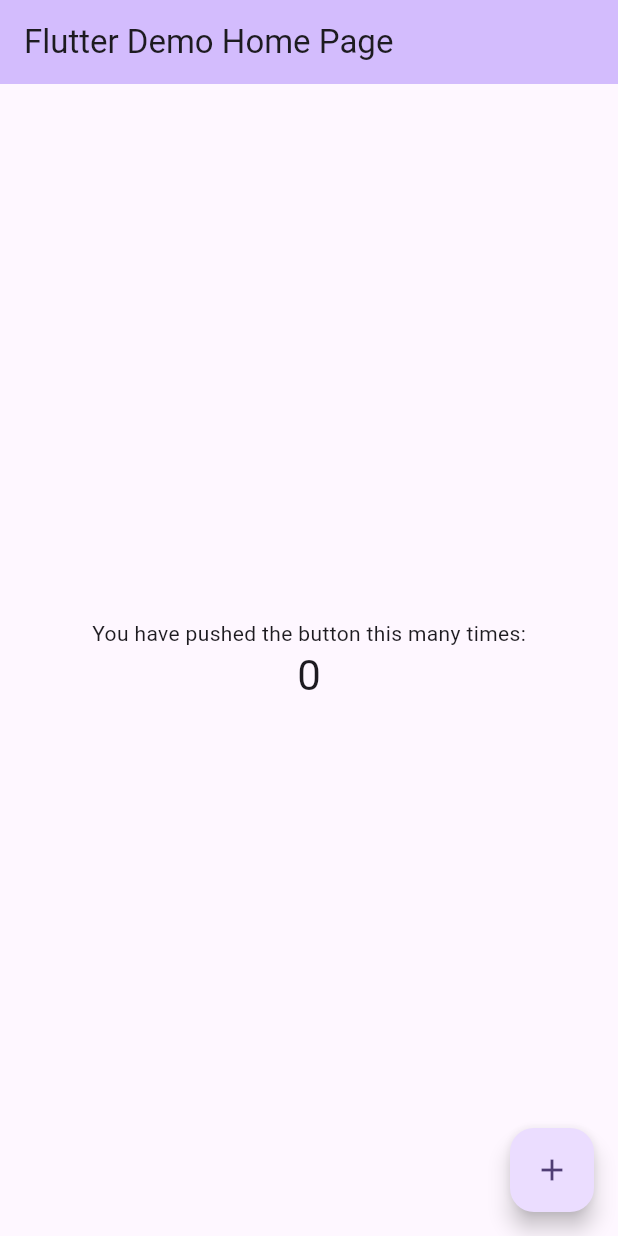
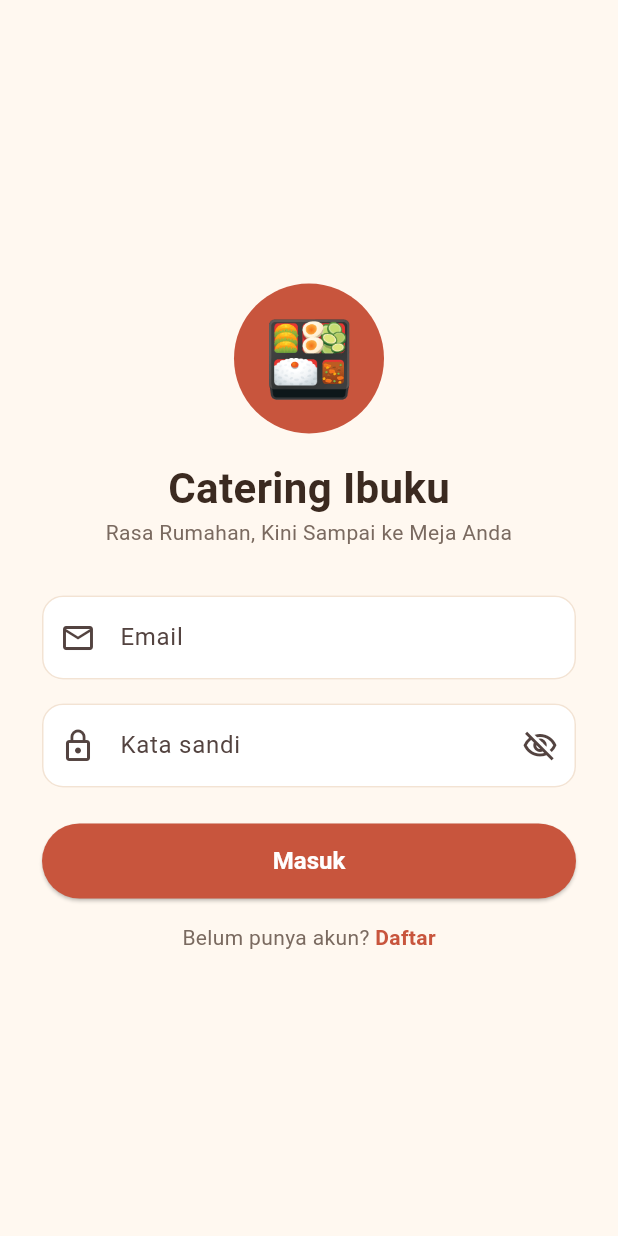
Before and after one commit to Rizky-Ilham-Febrianto/catering_ibuku, a Flutter app: the screen it shows after launch, on a phone screen of 412 x 824 dp. Run offline on Flutter 3.47's test engine with Material 3 defaults, Android fonts, the phone set to English and light mode, and no system bars.

Commit message:
Tambah tema, helper format, dan halaman login

```diff
--- a/lib/main.dart
+++ b/lib/main.dart
@@ -1,122 +1,24 @@
 import 'package:flutter/material.dart';
+import 'package:intl/date_symbol_data_local.dart';
+import 'screens/auth/login_screen.dart';
+import 'utils/app_theme.dart';
 
-void main() {
-  runApp(const MyApp());
+Future<void> main() async {
+  WidgetsFlutterBinding.ensureInitialized();
+  await initializeDateFormatting('id_ID', null);
+  runApp(const CateringIbuku());
 }
 
-class MyApp extends StatelessWidget {
-  const MyApp({super.key});
+class CateringIbuku extends StatelessWidget {
+  const CateringIbuku({super.key});
 
-  // This widget is the root of your application.
   @override
   Widget build(BuildContext context) {
     return MaterialApp(
-      title: 'Flutter Demo',
-      theme: ThemeData(
-        // This is the theme of your application.
-        //
-        // TRY THIS: Try running your application with "flutter run". You'll see
-        // the application has a purple toolbar. Then, without quitting the app,
-        // try changing the seedColor in the colorScheme below to Colors.green
-        // and then invoke "hot reload" (save your changes or press the "hot
-        // reload" button in a Flutter-supported IDE, or press "r" if you used
-        // the command line to start the app).
-        //
-        // Notice that the counter didn't reset back to zero; the application
-        // state is not lost during the reload. To reset the state, use hot
-        // restart instead.
-        //
-        // This works for code too, not just values: Most code changes can be
-        // tested with just a hot reload.
-        colorScheme: .fromSeed(seedColor: Colors.deepPurple),
-      ),
-      home: const MyHomePage(title: 'Flutter Demo Home Page'),
+      title: 'Catering Ibuku',
+      debugShowCheckedModeBanner: false,
+      theme: AppTheme.theme,
+      home: const LoginScreen(),
     );
   }
 }
-
-class MyHomePage extends StatefulWidget {
-  const MyHomePage({super.key, required this.title});
-
-  // This widget is the home page of your application. It is stateful, meaning
-  // that it has a State object (defined below) that contains fields that affect
-  // how it looks.
-
-  // This class is the configuration for the state. It holds the values (in this
-  // case the title) provided by the parent (in this case the App widget) and
-  // used by the build method of the State. Fields in a Widget subclass are
-  // always marked "final".
-
-  final String title;
-
-  @override
-  State<MyHomePage> createState() => _MyHomePageState();
-}
-
-class _MyHomePageState extends State<MyHomePage> {
-  int _counter = 0;
-
-  void _incrementCounter() {
-    setState(() {
-      // This call to setState tells the Flutter framework that something has
-      // changed in this State, which causes it to rerun the build method below
-      // so that the display can reflect the updated values. If we changed
-      // _counter without calling setState(), then the build method would not be
-      // called again, and so nothing would appear to happen.
-      _counter++;
-    });
-  }
-
-  @override
-  Widget build(BuildContext context) {
-    // This method is rerun every time setState is called, for instance as done
-    // by the _incrementCounter method above.
-    //
-    // The Flutter framework has been optimized to make rerunning build methods
-    // fast, so that you can just rebuild anything that needs updating rather
-    // than having to individually change instances of widgets.
-    return Scaffold(
-      appBar: AppBar(
-        // TRY THIS: Try changing the color here to a specific color (to
-        // Colors.amber, perhaps?) and trigger a hot reload to see the AppBar
-        // change color while the other colors stay the same.
-        backgroundColor: Theme.of(context).colorScheme.inversePrimary,
-        // Here we take the value from the MyHomePage object that was created by
-        // the App.build method, and use it to set our appbar title.
-        title: Text(widget.title),
-      ),
-      body: Center(
-        // Center is a layout widget. It takes a single child and positions it
-        // in the middle of the parent.
-        child: Column(
-          // Column is also a layout widget. It takes a list of children and
-          // arranges them vertically. By default, it sizes itself to fit its
-          // children horizontally, and tries to be as tall as its parent.
-          //
-          // Column has various properties to control how it sizes itself and
-          // how it positions its children. Here we use mainAxisAlignment to
-          // center the children vertically; the main axis here is the vertical
-          // axis because Columns are vertical (the cross axis would be
-          // horizontal).
-          //
-          // TRY THIS: Invoke "debug painting" (choose the "Toggle Debug Paint"
-          // action in the IDE, or press "p" in the console), to see the
-          // wireframe for each widget.
-          mainAxisAlignment: .center,
-          children: [
-            const Text('You have pushed the button this many times:'),
-            Text(
-              '$_counter',
-              style: Theme.of(context).textTheme.headlineMedium,
-            ),
-          ],
-        ),
-      ),
-      floatingActionButton: FloatingActionButton(
-        onPressed: _incrementCounter,
-        tooltip: 'Increment',
-        child: const Icon(Icons.add),
-      ),
-    );
-  }
-}
--- /dev/null
+++ b/lib/screens/auth/login_screen.dart
@@ -0,0 +1,133 @@
+import 'package:flutter/material.dart';
+import '../../utils/app_colors.dart';
+
+class LoginScreen extends StatefulWidget {
+  const LoginScreen({super.key});
+
+  @override
+  State<LoginScreen> createState() => _LoginScreenState();
+}
+
+class _LoginScreenState extends State<LoginScreen> {
+  final _formKey = GlobalKey<FormState>();
+  final _emailC = TextEditingController();
+  final _passC = TextEditingController();
+  bool _hide = true;
+
+  @override
+  void dispose() {
+    _emailC.dispose();
+    _passC.dispose();
+    super.dispose();
+  }
+
+  void _login() {
+    if (_formKey.currentState!.validate()) {
+      ScaffoldMessenger.of(context).showSnackBar(
+        const SnackBar(content: Text('Login belum terhubung ke Firebase')),
+      );
+    }
+  }
+
+  @override
+  Widget build(BuildContext context) {
+    return Scaffold(
+      body: SafeArea(
+        child: Center(
+          child: SingleChildScrollView(
+            padding: const EdgeInsets.symmetric(horizontal: 28),
+            child: Form(
+              key: _formKey,
+              child: Column(
+                children: [
+                  Container(
+                    width: 100,
+                    height: 100,
+                    decoration: const BoxDecoration(
+                      color: AppColors.primary,
+                      shape: BoxShape.circle,
+                    ),
+                    alignment: Alignment.center,
+                    child: const Text('🍱', style: TextStyle(fontSize: 50)),
+                  ),
+                  const SizedBox(height: 16),
+                  const Text(
+                    'Catering Ibuku',
+                    style: TextStyle(
+                      fontSize: 28,
+                      fontWeight: FontWeight.bold,
+                      color: AppColors.dark,
+                    ),
+                  ),
+                  const Text(
+                    'Rasa Rumahan, Kini Sampai ke Meja Anda',
+                    textAlign: TextAlign.center,
+                    style: TextStyle(color: AppColors.muted),
+                  ),
+                  const SizedBox(height: 32),
+                  TextFormField(
+                    controller: _emailC,
+                    keyboardType: TextInputType.emailAddress,
+                    decoration: const InputDecoration(
+                      hintText: 'Email',
+                      prefixIcon: Icon(Icons.email_outlined),
+                    ),
+                    validator: (v) {
+                      if (v == null || v.trim().isEmpty) {
+                        return 'Email wajib diisi';
+                      }
+                      if (!v.contains('@')) return 'Format email tidak valid';
+                      return null;
+                    },
+                  ),
+                  const SizedBox(height: 16),
+                  TextFormField(
+                    controller: _passC,
+                    obscureText: _hide,
+                    decoration: InputDecoration(
+                      hintText: 'Kata sandi',
+                      prefixIcon: const Icon(Icons.lock_outline),
+                      suffixIcon: IconButton(
+                        icon: Icon(_hide
+                            ? Icons.visibility_off_outlined
+                            : Icons.visibility_outlined),
+                        onPressed: () => setState(() => _hide = !_hide),
+                      ),
+                    ),
+                    validator: (v) {
+                      if (v == null || v.isEmpty) {
+                        return 'Kata sandi wajib diisi';
+                      }
+                      if (v.length < 6) return 'Minimal 6 karakter';
+                      return null;
+                    },
+                  ),
+                  const SizedBox(height: 24),
+                  ElevatedButton(onPressed: _login, child: const Text('Masuk')),
+                  const SizedBox(height: 16),
+                  Row(
+                    mainAxisAlignment: MainAxisAlignment.center,
+                    children: [
+                      const Text('Belum punya akun? ',
+                          style: TextStyle(color: AppColors.muted)),
+                      GestureDetector(
+                        onTap: () {},
+                        child: const Text(
+                          'Daftar',
+                          style: TextStyle(
+                            color: AppColors.primary,
+                            fontWeight: FontWeight.bold,
+                          ),
+                        ),
+                      ),
+                    ],
+                  ),
+                ],
+              ),
+            ),
+          ),
+        ),
+      ),
+    );
+  }
+}
--- /dev/null
+++ b/lib/utils/app_colors.dart
@@ -0,0 +1,12 @@
+import 'package:flutter/material.dart';
+
+class AppColors {
+  static const primary = Color(0xFFC8553D);
+  static const primaryDark = Color(0xFFA53F2B);
+  static const accent = Color(0xFFF2A541);
+  static const green = Color(0xFF6A994E);
+  static const cream = Color(0xFFFFF8F0);
+  static const dark = Color(0xFF3B2A20);
+  static const muted = Color(0xFF7A6A60);
+  static const light = Color(0xFFF3E3D3);
+}
--- /dev/null
+++ b/lib/utils/app_theme.dart
@@ -0,0 +1,44 @@
+import 'package:flutter/material.dart';
+import 'app_colors.dart';
+
+class AppTheme {
+  static ThemeData get theme => ThemeData(
+        useMaterial3: true,
+        colorScheme: ColorScheme.fromSeed(
+          seedColor: AppColors.primary,
+          primary: AppColors.primary,
+          secondary: AppColors.accent,
+        ),
+        scaffoldBackgroundColor: AppColors.cream,
+        elevatedButtonTheme: ElevatedButtonThemeData(
+          style: ElevatedButton.styleFrom(
+            backgroundColor: AppColors.primary,
+            foregroundColor: Colors.white,
+            minimumSize: const Size(double.infinity, 50),
+            shape: RoundedRectangleBorder(
+              borderRadius: BorderRadius.circular(25),
+            ),
+            textStyle: const TextStyle(
+              fontSize: 16,
+              fontWeight: FontWeight.bold,
+            ),
+          ),
+        ),
+        inputDecorationTheme: InputDecorationTheme(
+          filled: true,
+          fillColor: Colors.white,
+          border: OutlineInputBorder(
+            borderRadius: BorderRadius.circular(14),
+            borderSide: const BorderSide(color: AppColors.light),
+          ),
+          enabledBorder: OutlineInputBorder(
+            borderRadius: BorderRadius.circular(14),
+            borderSide: const BorderSide(color: AppColors.light),
+          ),
+          focusedBorder: OutlineInputBorder(
+            borderRadius: BorderRadius.circular(14),
+            borderSide: const BorderSide(color: AppColors.primary, width: 2),
+          ),
+        ),
+      );
+}
--- /dev/null
+++ b/lib/utils/formatters.dart
@@ -0,0 +1,13 @@
+import 'package:intl/intl.dart';
+
+String formatRupiah(num nilai) {
+  return NumberFormat.currency(
+    locale: 'id_ID',
+    symbol: 'Rp',
+    decimalDigits: 0,
+  ).format(nilai);
+}
+
+String formatTanggal(DateTime tanggal) {
+  return DateFormat('d MMM yyyy, HH:mm', 'id_ID').format(tanggal);
+}
```
Also changed, not shown: pubspec.yaml (+7 -0 lines), pubspec.lock, 6 other files.
